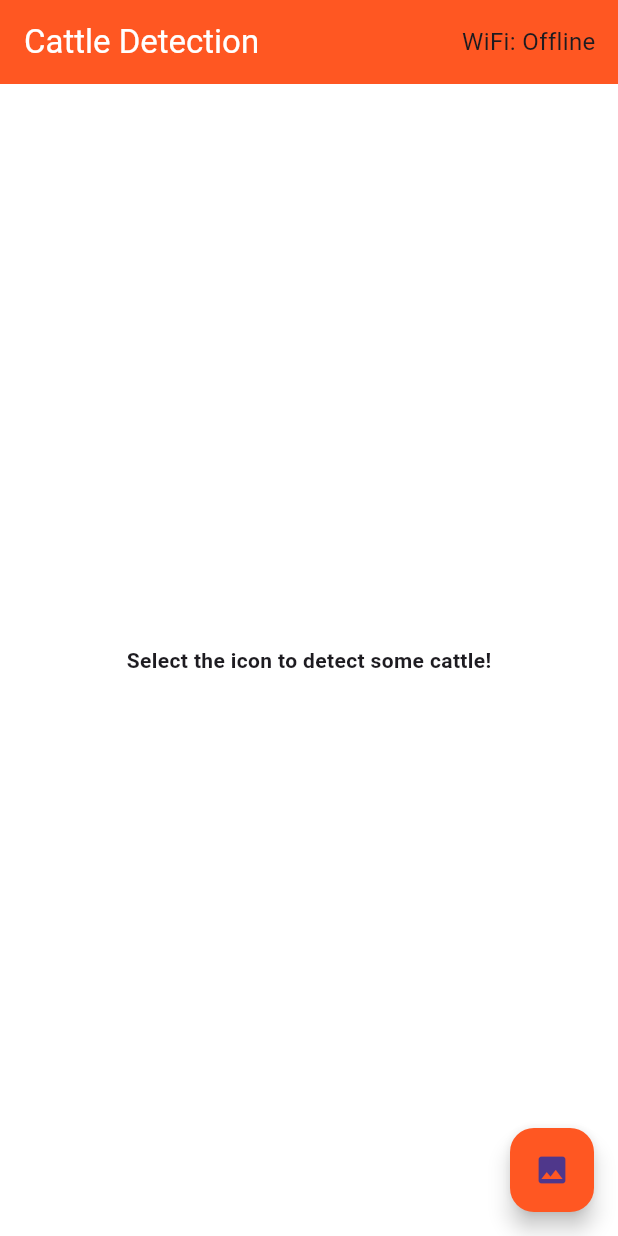
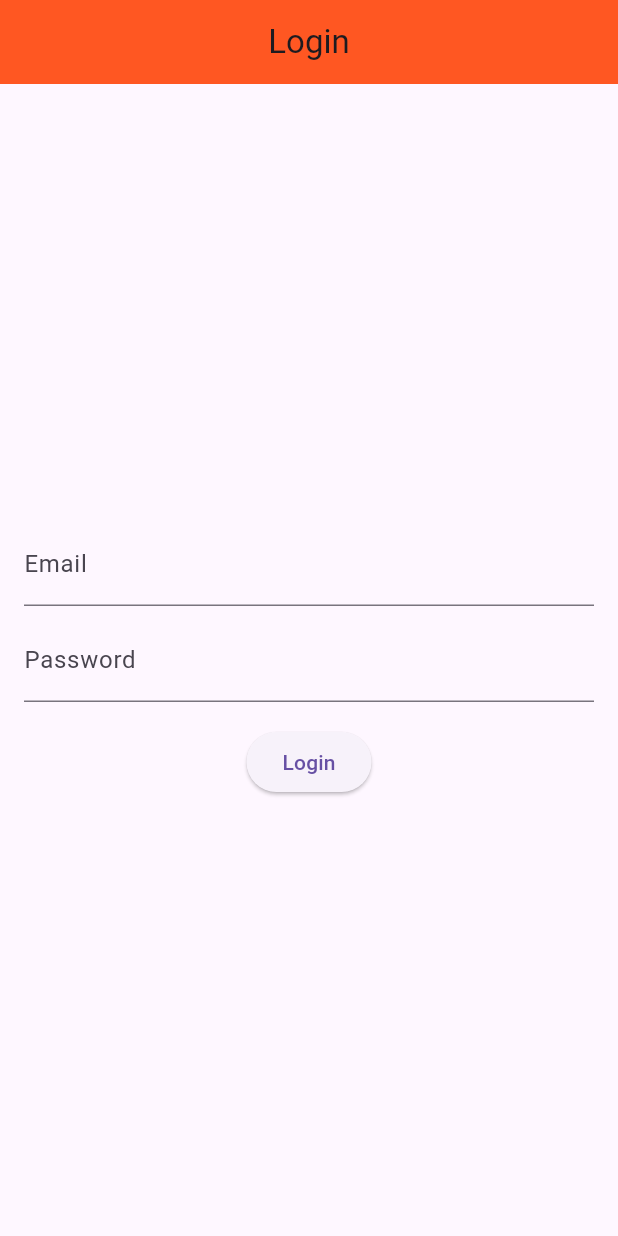
Before and after one commit to gagecates/cattle-detection, a Flutter app: the screen it shows after launch, on a phone screen of 412 x 824 dp. Run offline on Flutter 3.47's test engine with Material 3 defaults, Android fonts, the phone set to English and light mode, and no system bars; our stand-ins replace connectivity_plus, firebase_auth, firebase_core, firebase_storage, flutter_image_compress, image_picker and 1 more; missing offline and left inert: firebase_app_check, flutter_pytorch, gif, photo_manager; accounts and stored records are empty; generated files the repository leaves out were written again.

Commit message:
Add login

```diff
--- a/lib/main.dart
+++ b/lib/main.dart
@@ -1,6 +1,9 @@
 import 'package:cattle_detection/screens/home_screen.dart';
+import 'package:cattle_detection/screens/login.dart';
+import 'package:firebase_app_check/firebase_app_check.dart';
 import 'package:flutter/material.dart';
 import 'package:firebase_core/firebase_core.dart';
+import 'package:permission_handler/permission_handler.dart';
 import 'firebase_options.dart';
 
 Future<void> main() async {
@@ -8,6 +11,7 @@ Future<void> main() async {
   await Firebase.initializeApp(
     options: DefaultFirebaseOptions.currentPlatform,
   ); // Initialize Firebase
+  await FirebaseAppCheck.instance.activate();
   runApp(MyApp());
 }
 
@@ -20,9 +24,10 @@ class MyApp extends StatelessWidget {
           floatingActionButtonTheme: FloatingActionButtonThemeData(
         backgroundColor: Colors.black,
       )),
-      initialRoute: HomeScreen.id,
+      initialRoute: LoginScreen.id,
       routes: {
         HomeScreen.id: (context) => HomeScreen(),
+        LoginScreen.id: (context) => LoginScreen()
       },
     );
   }
--- /dev/null
+++ b/lib/screens/login.dart
@@ -0,0 +1,76 @@
+import 'package:cattle_detection/screens/home_screen.dart';
+import 'package:cattle_detection/system.dart';
+import 'package:firebase_auth/firebase_auth.dart';
+import 'package:flutter/material.dart';
+
+class LoginScreen extends StatefulWidget {
+  static const String id = 'login_screen';
+  @override
+  _LoginPageState createState() => _LoginPageState();
+}
+
+class _LoginPageState extends State<LoginScreen> {
+  final _emailController = TextEditingController();
+  final _passwordController = TextEditingController();
+  final FirebaseAuth _auth = FirebaseAuth.instance;
+
+  void _login() async {
+    try {
+      final UserCredential userCredential =
+          await _auth.signInWithEmailAndPassword(
+        email: _emailController.text,
+        password: _passwordController.text,
+      );
+      if (userCredential.user != null) {
+        print("Login successful!");
+        // Navigate to your main page
+        Navigator.push(
+          context,
+          MaterialPageRoute(builder: (context) => HomeScreen()),
+        );
+      }
+    } catch (e) {
+      print("Login Error: $e");
+      showAlertDialog(context, 'Login Error', 'Incorrect email or password');
+    }
+  }
+
+  @override
+  Widget build(BuildContext context) {
+    return Scaffold(
+      appBar: AppBar(
+        title: Text('Login'),
+        centerTitle: true,
+        backgroundColor: Colors.deepOrange,
+      ),
+      body: Padding(
+        padding: const EdgeInsets.all(16.0),
+        child: Column(
+          mainAxisAlignment: MainAxisAlignment.center,
+          children: <Widget>[
+            TextField(
+              controller: _emailController,
+              decoration: InputDecoration(
+                labelText: 'Email',
+              ),
+              keyboardType: TextInputType.emailAddress,
+            ),
+            SizedBox(height: 8),
+            TextField(
+              controller: _passwordController,
+              decoration: InputDecoration(
+                labelText: 'Password',
+              ),
+              obscureText: true,
+            ),
+            SizedBox(height: 16),
+            ElevatedButton(
+              onPressed: _login,
+              child: Text('Login'),
+            ),
+          ],
+        ),
+      ),
+    );
+  }
+}
--- a/lib/ui/loader.dart
+++ b/lib/ui/loader.dart
@@ -35,10 +35,9 @@ class _LoaderStateState extends State<LoaderState>
   @override
   Widget build(BuildContext context) {
     return Material(
-        // elevation: 20,
         child: Container(
-            width: 110,
-            height: 110,
+            width: 70,
+            height: 70,
             child: Container(
               child: _isVisible
                   ? Gif(
--- a/pubspec.yaml
+++ b/pubspec.yaml
@@ -44,6 +44,8 @@ dependencies:
   path_provider: ^2.1.3
   photo_manager: ^3.0.0
   permission_handler: ^11.3.1
+  firebase_app_check: ^0.2.2+2
+  firebase_auth: ^4.19.2
 
 dev_dependencies:
   flutter_test:
@@ -74,6 +76,7 @@ flutter:
     - assets/labels.txt
     - assets/best.torchscript
     - assets/loading.gif
+    - assets/hiding-cow.webp
 
   # An image asset can refer to one or more resolution-specific "variants", see
   # https://flutter.dev/assets-and-images/#resolution-aware
```
Also changed, not shown: lib/firebase_actions.dart (renamed from lib/firebase_setup.dart, +21 -0 lines), lib/screens/home_screen.dart (+53 -15 lines), lib/system.dart (+24 -0 lines), assets/hiding-cow.webp (added), pubspec.lock, 12 other files.
